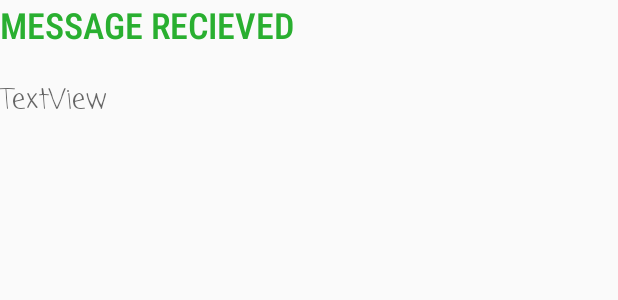
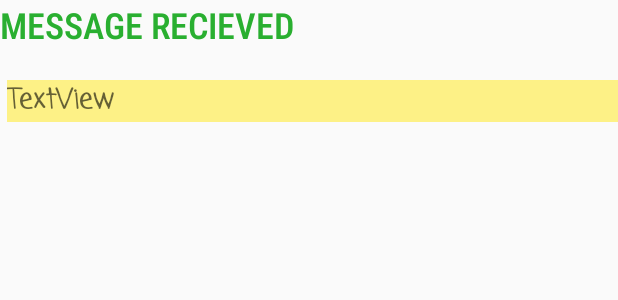
Before and after one commit to ryagasanjay/POS, an Android app: the layout activity_third.xml on its own in the app's theme, with its tools: preview values and no code run, on a phone screen of 412 x 824 dp. Shown: the top 300 px of the screen. Run offline under Robolectric (Android 15) with nearby library versions, the phone set to English and light mode, and no system bars.

Commit message:
final commit before submission

```diff
--- a/app/src/main/res/layout/activity_third.xml
+++ b/app/src/main/res/layout/activity_third.xml
@@ -21,7 +21,10 @@
         android:id="@+id/mess_text"
         android:layout_width="match_parent"
         android:layout_height="wrap_content"
+        android:layout_marginLeft="2pt"
+        android:background="#9AFFEB3B"
         android:text="TextView"
         android:textAppearance="@style/TextAppearance.AppCompat.Medium"
+        android:textStyle="bold"
         app:fontFamily="casual" />
 </LinearLayout>
```
Also changed, not shown: 1 other file.
